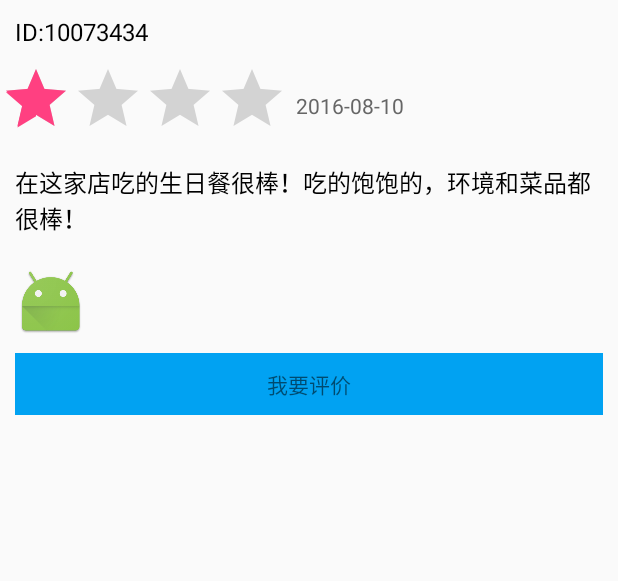
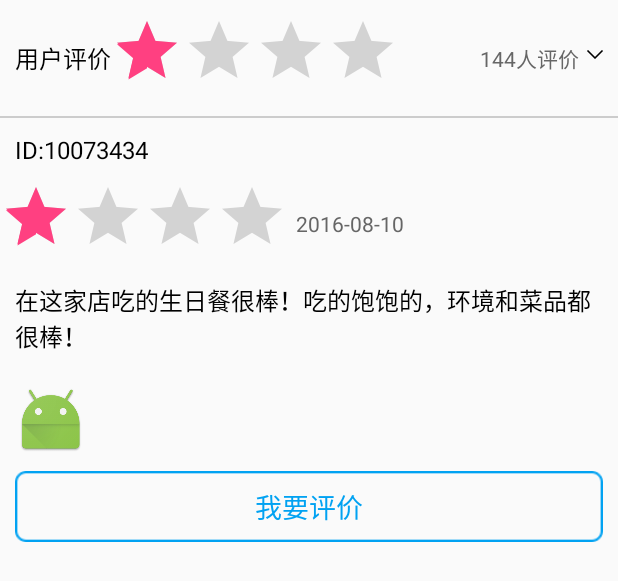
Before and after one commit to zhangergou/ThreePomelo01, an Android app: the layout item_my_order_evaluate.xml on its own in the app's theme, with its tools: preview values and no code run, on a phone screen of 412 x 824 dp. Shown: the top 581 px of the screen. Run offline under Robolectric (Android 15) with nearby library versions, the phone set to English and light mode, and no system bars.

Commit message:
MyOrderFragment页面,商城详情页面，我要评价页面（孟）

```diff
--- a/app/build.gradle
+++ b/app/build.gradle
@@ -26,4 +26,5 @@ dependencies {
     compile 'com.android.support:design:23.3.0'
     compile 'com.google.code.gson:gson:2.2.4'
     compile 'com.android.support:recyclerview-v7:23.3.0'
+    compile 'com.android.support:cardview-v7:24.2.1'
 }
--- a/app/src/main/res/layout/item_my_order_evaluate.xml
+++ b/app/src/main/res/layout/item_my_order_evaluate.xml
@@ -3,6 +3,60 @@
     android:orientation="vertical"
     android:layout_width="match_parent"
     android:layout_height="match_parent">
+    <RelativeLayout
+        android:padding="10dp"
+        android:layout_width="match_parent"
+        android:layout_height="wrap_content">
+        <LinearLayout
+            android:orientation="horizontal"
+            android:layout_width="wrap_content"
+            android:layout_height="wrap_content">
+            <TextView
+                android:layout_gravity="center"
+                android:gravity="center"
+                android:text="用户评价"
+                android:textSize="16sp"
+                android:textColor="@color/black"
+                android:layout_width="wrap_content"
+                android:layout_height="wrap_content" />
+            <RatingBar
+                android:numStars="4"
+                android:rating="1.2"
+                android:stepSize="0.5"
+                android:layout_width="wrap_content"
+                android:layout_height="wrap_content" />
+        </LinearLayout>
+        <LinearLayout
+            android:layout_centerVertical="true"
+            android:layout_alignParentRight="true"
+            android:orientation="horizontal"
+            android:layout_width="wrap_content"
+            android:layout_height="wrap_content">
+            <TextView
+                android:text="144"
+                android:textSize="14sp"
+                android:textColor="@color/grayTwo"
+                android:layout_width="wrap_content"
+                android:layout_height="wrap_content" />
+            <TextView
+
+                android:text="人评价"
+                android:textSize="14sp"
+                android:textColor="@color/grayTwo"
+                android:layout_width="wrap_content"
+                android:layout_height="wrap_content" />
+            <ImageView
+                android:layout_marginTop="5dp"
+                android:layout_marginLeft="5dp"
+                android:src="@drawable/myorders_iconsdropdownarrow"
+                android:layout_width="wrap_content"
+                android:layout_height="wrap_content" />
+        </LinearLayout>
+    </RelativeLayout>
+    <View
+        android:layout_width="match_parent"
+        android:background="@color/grayFour"
+        android:layout_height="1dp"/>
     <LinearLayout
         android:padding="10dp"
         android:orientation="horizontal"
@@ -54,11 +108,13 @@
         android:layout_height="wrap_content" />
     <TextView
         android:padding="10dp"
+        android:textColor="@color/blueTab"
+        android:textSize="18sp"
         android:layout_marginLeft="10dp"
         android:layout_marginRight="10dp"
         android:layout_gravity="center"
         android:gravity="center"
-        android:background="@color/blueTab"
+        android:background="@drawable/myorder_button_value"
         android:text="我要评价"
         android:layout_width="match_parent"
         android:layout_height="wrap_content" />
```
Also changed, not shown: app/src/main/res/layout/item_my_order.xml (+11 -5 lines), app/src/main/res/layout/my_order_frament_layout.xml (+18 -1 lines), app/src/main/res/layout/shoppingdetails.xml (added, +191 -0 lines), app/src/main/res/drawable-hdpi/myorder_button.png (added), app/src/main/res/drawable-hdpi/myorder_button_value.png (added), app/src/main/res/drawable-hdpi/myorders_icons_arrows.png (added), app/src/main/res/drawable-hdpi/myorders_icons_list.png (added), app/src/main/res/drawable-hdpi/myorders_iconsdropdownarrow.png (added), app/src/main/res/drawable-xhdpi/myorder_button.png (added), app/src/main/res/drawable-xhdpi/myorder_button_value.png (added), app/src/main/res/drawable-xhdpi/myorders_icons_arrows.png (added), app/src/main/res/drawable-xhdpi/myorders_icons_list.png (added), app/src/main/res/drawable-xhdpi/myorders_iconsdropdownarrow.png (added), app/src/main/res/drawable-xxhdpi/myorder_button.png (added), 4 more files.
